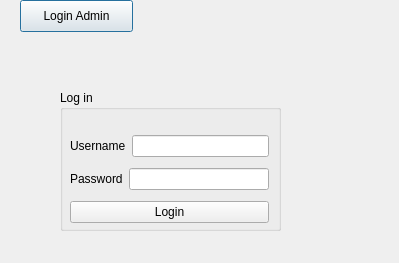
Above: QtProject/Deadpool/seconddialog.ui from binarydoor/CS1C_DEADPOOL before the change. Below: the same form after it.
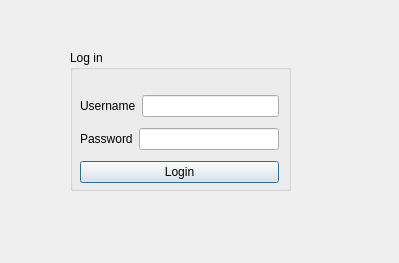
That is the form after the change.

```diff
--- a/QtProject/Deadpool/seconddialog.ui
+++ b/QtProject/Deadpool/seconddialog.ui
@@ -19,24 +19,11 @@
   <property name="windowTitle">
    <string>Dialog</string>
   </property>
-  <widget class="QPushButton" name="pushButtonAdmin">
-   <property name="geometry">
-    <rect>
-     <x>20</x>
-     <y>0</y>
-     <width>113</width>
-     <height>32</height>
-    </rect>
-   </property>
-   <property name="text">
-    <string>Login Admin</string>
-   </property>
-  </widget>
   <widget class="QGroupBox" name="groupBox">
    <property name="geometry">
     <rect>
-     <x>60</x>
-     <y>90</y>
+     <x>70</x>
+     <y>50</y>
      <width>221</width>
      <height>141</height>
     </rect>
```
